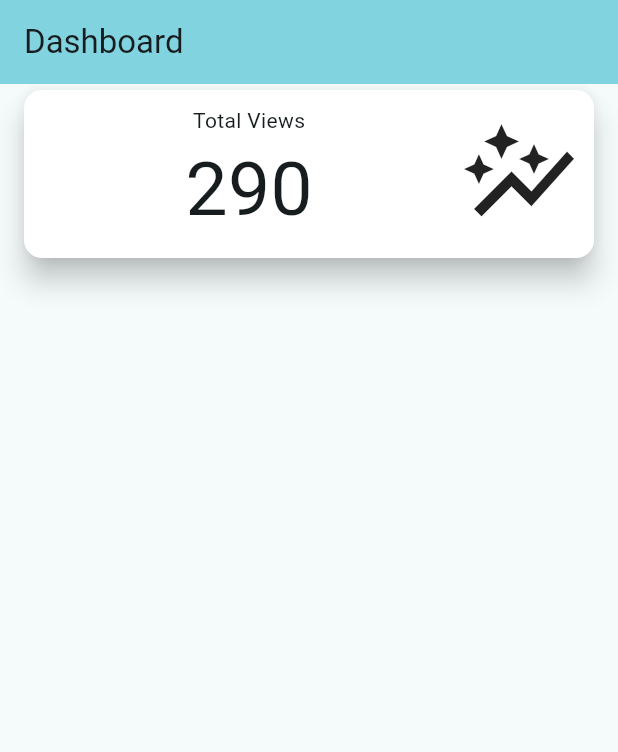
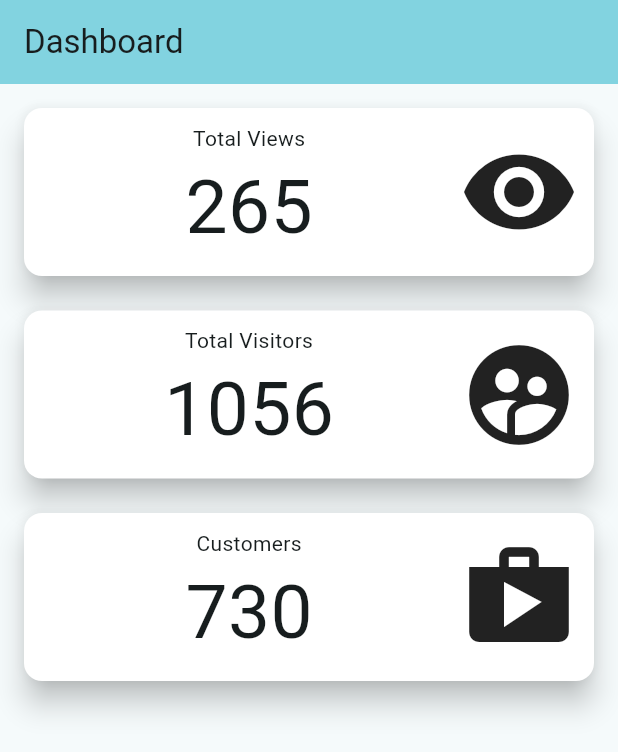
Before and after one commit to kamalnorizan/jpjFlutter, a Flutter app: the screen it shows after launch, on a phone screen of 412 x 824 dp. Shown: the top 752 px of the screen. Run offline on Flutter 3.47's test engine with Material 3 defaults, Android fonts, the phone set to English and light mode, and no system bars.

Commit message:
card stats

```diff
--- a/lib/Screen/dashboard.dart
+++ b/lib/Screen/dashboard.dart
@@ -10,15 +10,56 @@ class Dashboard extends StatelessWidget {
       ),
       body: Container(
         width: double.maxFinite,
-        padding: const EdgeInsets.symmetric(horizontal: 12),
+        padding: const EdgeInsets.symmetric(horizontal: 12, vertical: 12),
         child: Column(
           mainAxisSize: MainAxisSize.max,
           crossAxisAlignment: CrossAxisAlignment.center,
           children: [
-            Container(
+            CardWithIcon(
+              title: 'Total Views',
+              value: '265',
+              cardIcon: Icons.remove_red_eye,
+            ),
+            SizedBox(
+              height: 15,
+            ),
+            CardWithIcon(
+              title: 'Total Visitors',
+              value: '1056',
+              cardIcon: Icons.supervised_user_circle_sharp,
+            ),
+            SizedBox(
+              height: 15,
+            ),
+            CardWithIcon(
+              title: 'Customers',
+              value: '730',
+              cardIcon: Icons.shop,
+            ),
+          ],
+        ),
+      ),
+    );
+  }
+}
+
+class CardWithIcon extends StatelessWidget {
+  String title;
+  String value;
+  IconData cardIcon;
+
+  CardWithIcon(
+      {super.key,
+      required this.title,
+        required this.value,
+        required this.cardIcon});
+
+  @override
+  Widget build(BuildContext context) {
+    return Container(
       width: double.maxFinite,
       height: 120,
-              child: const Card(
+      child: Card(
         color: Colors.white,
         elevation: 8,
         child: Padding(
@@ -30,9 +71,9 @@ class Dashboard extends StatelessWidget {
                   crossAxisAlignment: CrossAxisAlignment.center,
                   mainAxisAlignment: MainAxisAlignment.center,
                   children: [
-                            Text('Total Views'),
+                    Text(title),
                     Text(
-                              '290',
+                      value,
                       style: TextStyle(
                         fontSize: 50,
                       ),
@@ -40,13 +81,9 @@ class Dashboard extends StatelessWidget {
                   ],
                 ),
               ),
-                      Icon(Icons.auto_graph, size: 80),
+              Icon(cardIcon, size: 80),
             ],
           ),
-                ),
-              ),
-            )
-          ],
         ),
       ),
     );
```
Lines whose indentation alone changed are shown as unchanged.
